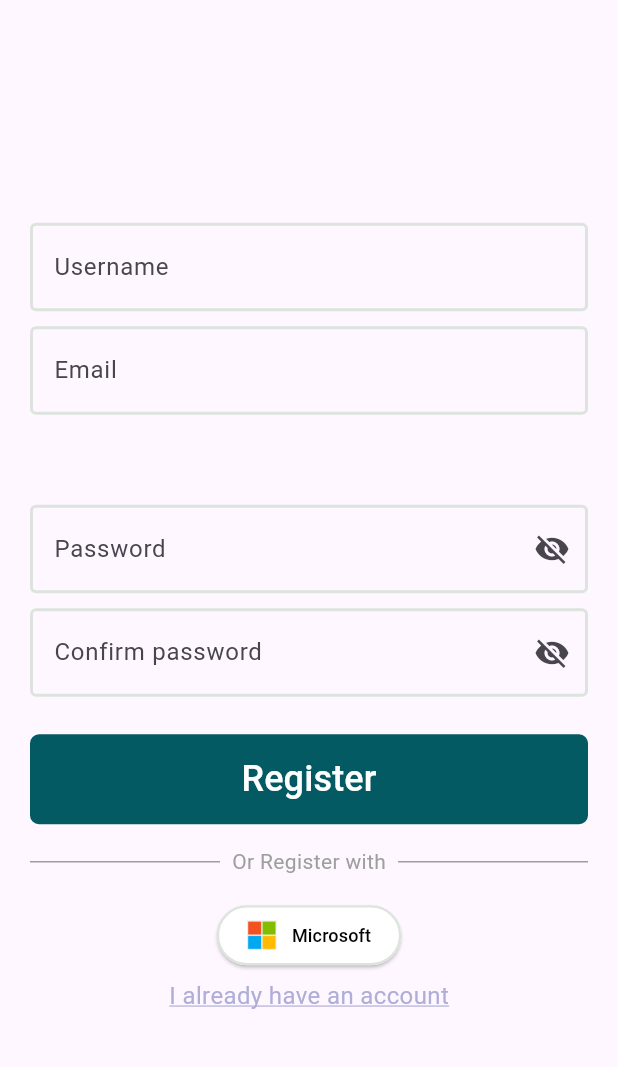
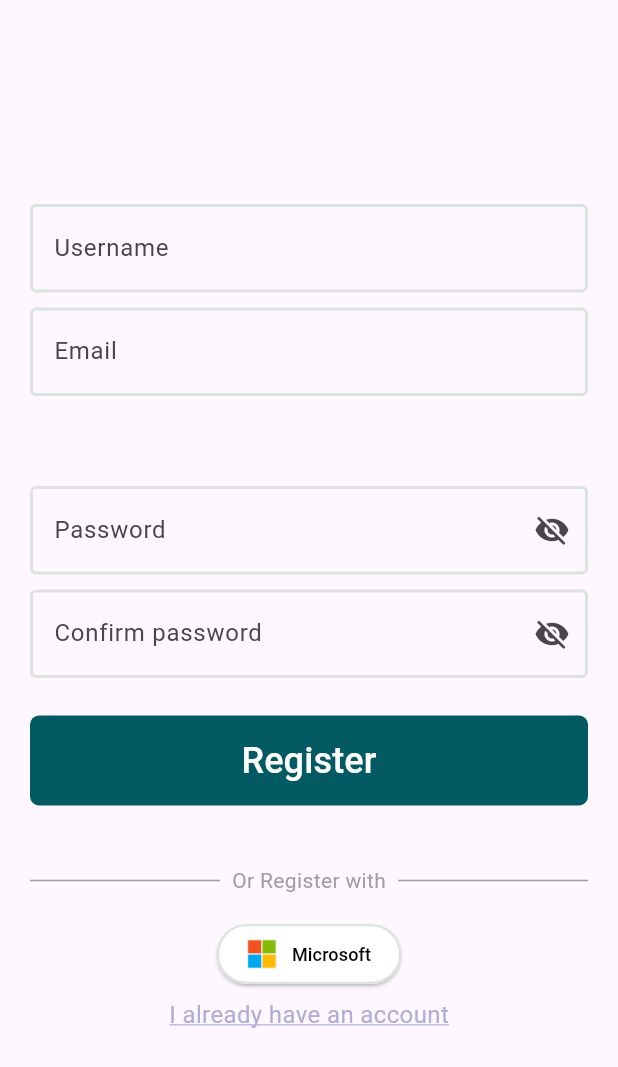
Before and after one commit to ASM-Studios/AREA, a Flutter app: the screen it shows after launch, after a tap on "Login", after a tap on "I don't have an account", on a phone screen of 412 x 824 dp. Shown: the top 1067 px of the screen. Run offline on Flutter 3.47's test engine with Material 3 defaults, Android fonts, the phone set to English and light mode, and no system bars; our stand-ins replace flutter_dotenv, flutter_secure_storage, go_router, google_sign_in; missing offline and left inert: aad_oauth, flutter_appauth, flutter_web_auth; Roboto replaces fonts that are missing (CoolveticaCondensed, MulishSemiBold).

Commit message:
fix(divider): width between login button and divider

```diff
--- a/client_mobile/lib/pages/auth/login.dart
+++ b/client_mobile/lib/pages/auth/login.dart
@@ -103,7 +103,7 @@ class _LoginPageState extends State<LoginPage> {
                   },
                   color: const Color(0XFF035a63),
                 ),
-                const SizedBox(height: 15),
+                const SizedBox(height: 40),
                 const DividerWithText(label: "Or Sign in with"),
                 const SizedBox(height: 15),
                 SignInButton(
--- a/client_mobile/lib/pages/auth/register.dart
+++ b/client_mobile/lib/pages/auth/register.dart
@@ -129,7 +129,7 @@ class _RegisterPageState extends State<RegisterPage> {
                   color: const Color(0XFF035a63)
                   ),
                 ),
-                const SizedBox(height: 15),
+                const SizedBox(height: 40),
                 const DividerWithText(label: "Or Register with"),
                 const SizedBox(height: 15),
                 Align(
```
